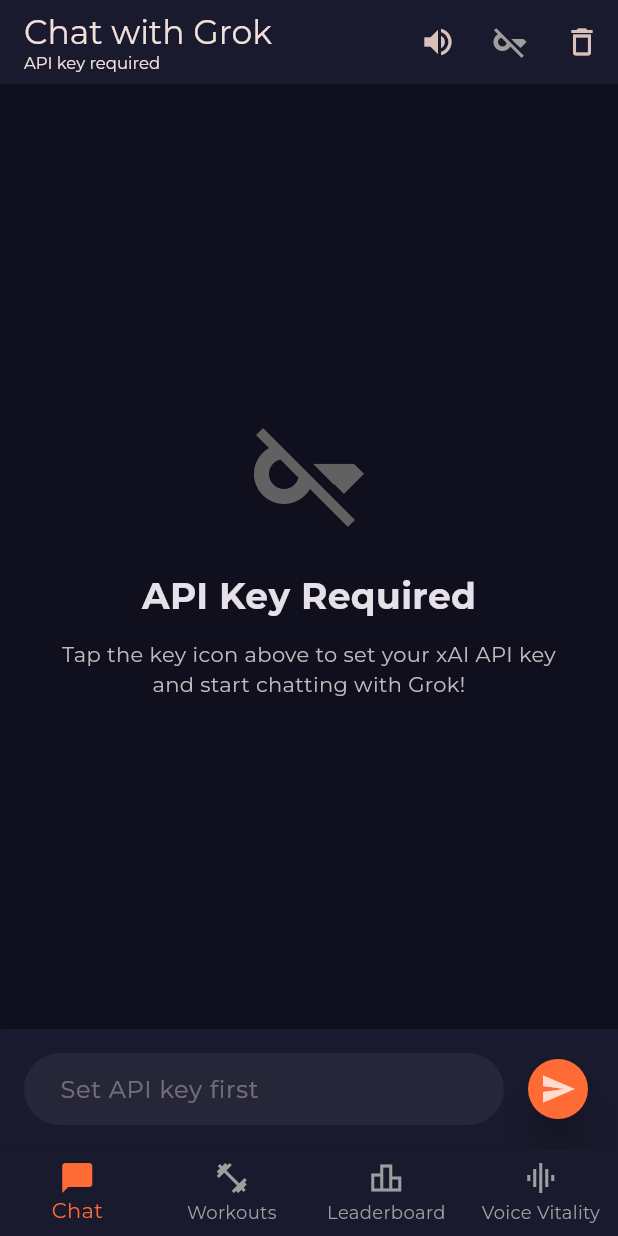
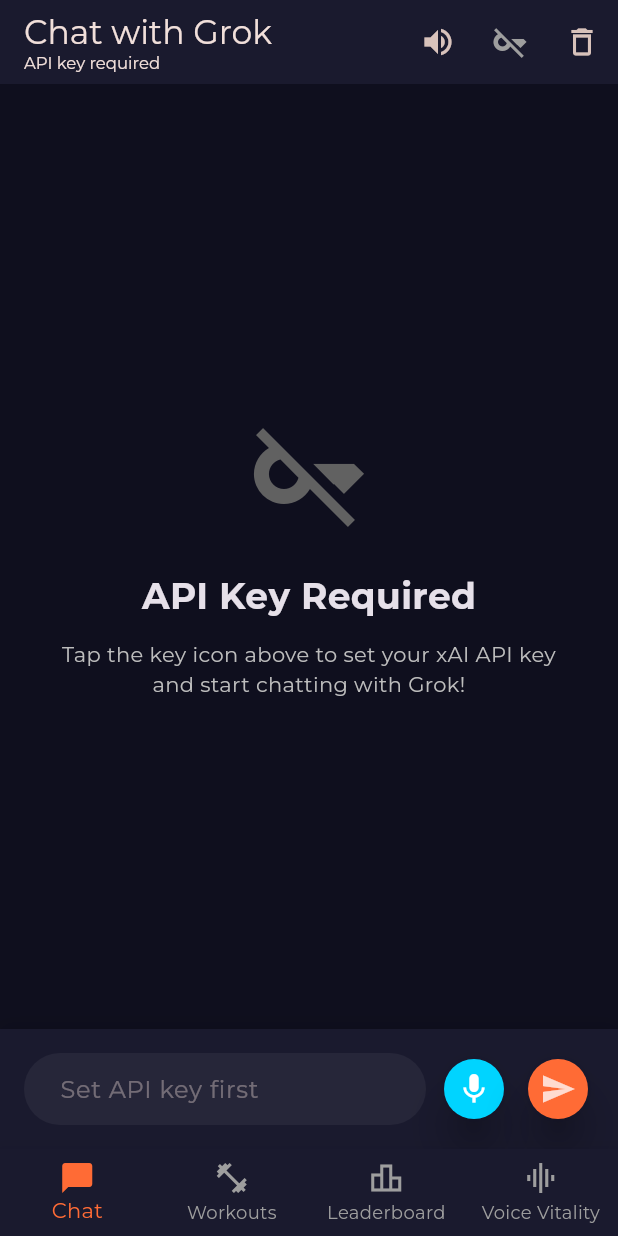
Before and after one commit to samshanmukh/voicecoach-grok, a Flutter app: the screen it shows after launch, on a phone screen of 412 x 824 dp. Run offline on Flutter 3.47's test engine with Material 3 defaults, Android fonts, the phone set to English and light mode, and no system bars; our stand-ins replace cloud_firestore, confetti, firebase_core, flutter_animate, flutter_tts, google_fonts and 5 more; missing offline and left inert: record; accounts and stored records are empty.

Commit message:
feat: Add voice input to chat - speak to Grok! 🎤
New Voice Features:
- Speech-to-text integration with speech_to_text package
- Microphone button in chat input (Electric Blue)
- Tap to start speaking, tap again to stop
- Real-time transcription displayed in text field
- Auto-send when user finishes speaking
- Visual feedback: Blue mic when ready, Red when listening

UI Updates:
- Microphone FAB button next to send button
- Color changes based on listening state
- Error handling for permissions and availability

How it Works:
1. Tap microphone button to start listening
2. Speak your message to Grok
3. Text appears in real-time in input field
4. Auto-sends when you pause
5. Or tap stop to cancel

Perfect for hands-free workouts! 💪🎤

```diff
--- a/lib/screens/chat_screen_v2.dart
+++ b/lib/screens/chat_screen_v2.dart
@@ -1,6 +1,7 @@
 import 'package:flutter/material.dart';
 import 'package:flutter_animate/flutter_animate.dart';
 import 'package:provider/provider.dart';
+import 'package:speech_to_text/speech_to_text.dart' as stt;
 import '../providers/chat_provider.dart';
 import '../widgets/glass_card.dart';
 
@@ -17,6 +18,17 @@
   final TextEditingController _messageController = TextEditingController();
   final ScrollController _scrollController = ScrollController();
   final TextEditingController _apiKeyController = TextEditingController();
+
+  // Speech-to-text
+  late stt.SpeechToText _speech;
+  bool _isListening = false;
+  String _voiceText = '';
+
+  @override
+  void initState() {
+    super.initState();
+    _speech = stt.SpeechToText();
+  }
 
   @override
   void dispose() {
@@ -43,6 +55,57 @@
         );
       }
     });
+  }
+
+  Future<void> _toggleVoiceInput(ChatProvider chatProvider) async {
+    if (_isListening) {
+      // Stop listening
+      await _speech.stop();
+      setState(() => _isListening = false);
+    } else {
+      // Start listening
+      bool available = await _speech.initialize(
+        onStatus: (status) {
+          if (status == 'done' || status == 'notListening') {
+            setState(() => _isListening = false);
+          }
+        },
+        onError: (error) {
+          setState(() => _isListening = false);
+          ScaffoldMessenger.of(context).showSnackBar(
+            SnackBar(content: Text('Voice input error: $error')),
+          );
+        },
+      );
+
+      if (available) {
+        setState(() => _isListening = true);
+        _speech.listen(
+          onResult: (result) {
+            setState(() {
+              _voiceText = result.recognizedWords;
+              _messageController.text = _voiceText;
+            });
+
+            // If user pauses, send the message
+            if (result.finalResult) {
+              Future.delayed(const Duration(milliseconds: 500), () {
+                if (_messageController.text.isNotEmpty) {
+                  _sendMessage(chatProvider);
+                }
+              });
+            }
+          },
+          listenMode: stt.ListenMode.confirmation,
+        );
+      } else {
+        ScaffoldMessenger.of(context).showSnackBar(
+          const SnackBar(
+            content: Text('Voice input not available on this device'),
+          ),
+        );
+      }
+    }
   }
 
   void _showApiKeyDialog(BuildContext context, ChatProvider chatProvider) {
@@ -301,7 +364,23 @@
                         textInputAction: TextInputAction.send,
                       ),
                     ),
-                    const SizedBox(width: 12),
+                    const SizedBox(width: 8),
+                    // Microphone button
+                    FloatingActionButton(
+                      mini: true,
+                      backgroundColor: _isListening
+                          ? const Color(0xFFF44336)
+                          : const Color(0xFF00D4FF),
+                      onPressed: chatProvider.hasApiKey
+                          ? () => _toggleVoiceInput(chatProvider)
+                          : null,
+                      child: Icon(
+                        _isListening ? Icons.stop : Icons.mic,
+                        color: Colors.white,
+                      ),
+                    ),
+                    const SizedBox(width: 8),
+                    // Send button
                     FloatingActionButton(
                       mini: true,
                       onPressed: chatProvider.hasApiKey &&
--- a/pubspec.yaml
+++ b/pubspec.yaml
@@ -15,8 +15,9 @@
   google_fonts: ^6.1.0
   flutter_animate: ^4.5.0
 
-  # Audio Recording
+  # Audio Recording & Speech
   record: ^6.1.2
+  speech_to_text: ^7.0.0
   permission_handler: ^11.1.0
   path_provider: ^2.1.1
 
```
